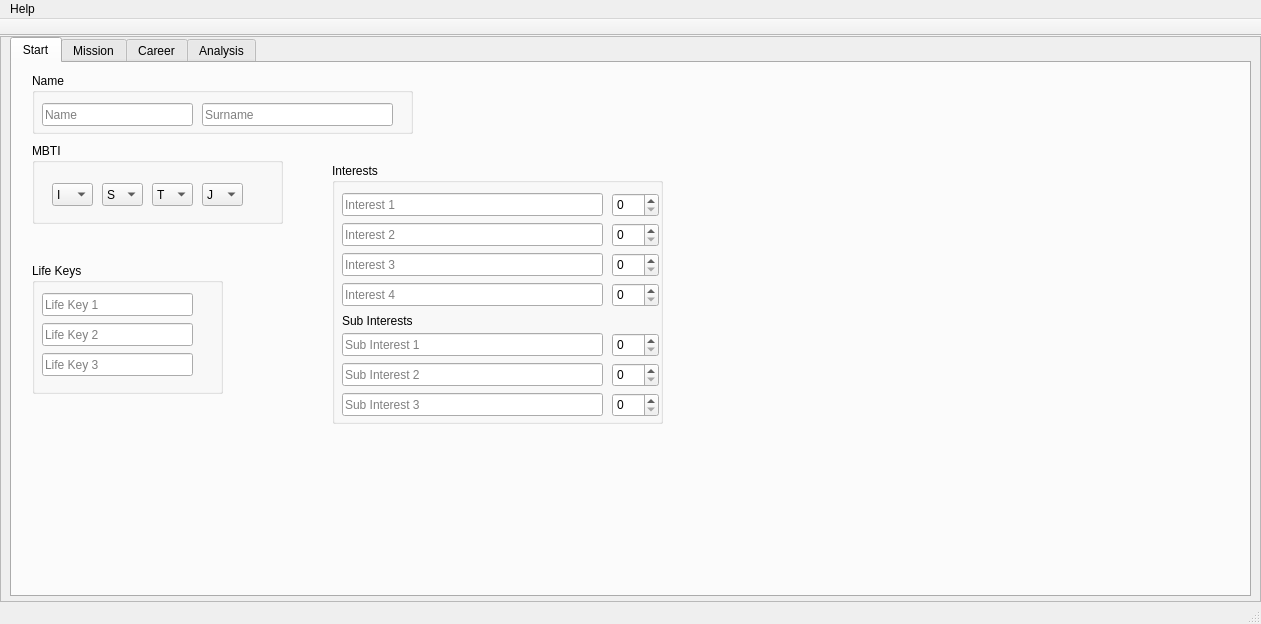
Above: src/prothesis-gui/mainwindow.ui from egeldenhuys/prothesis before the change. Below: the same form after it.
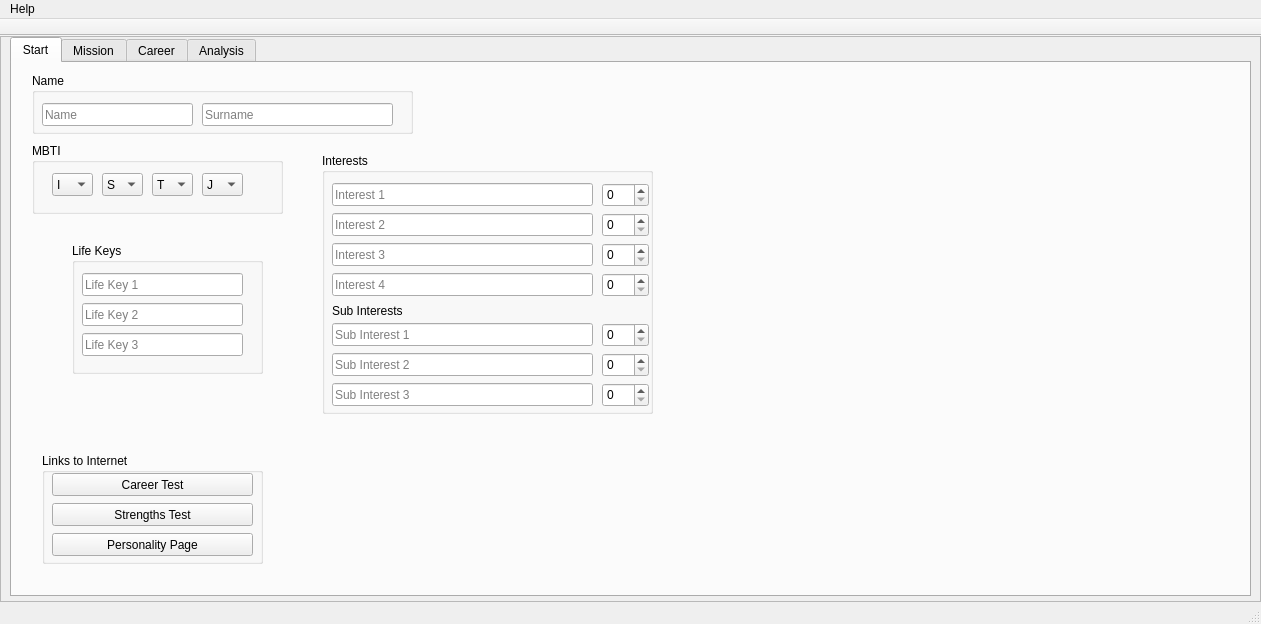
That is the form after the change. Custom widgets are drawn as their Qt base class.

Commit message:
Add links to open web pages in browser
Also moved the GUI elements on the start tab around a bit to look better

```diff
--- a/src/prothesis-gui/mainwindow.ui
+++ b/src/prothesis-gui/mainwindow.ui
@@ -96,7 +96,7 @@
               <x>20</x>
               <y>80</y>
               <width>251</width>
-              <height>81</height>
+              <height>71</height>
              </rect>
             </property>
             <property name="title">
@@ -106,7 +106,7 @@
              <property name="geometry">
               <rect>
                <x>20</x>
-               <y>40</y>
+               <y>30</y>
                <width>41</width>
                <height>23</height>
               </rect>
@@ -129,7 +129,7 @@
              <property name="geometry">
               <rect>
                <x>70</x>
-               <y>40</y>
+               <y>30</y>
                <width>41</width>
                <height>23</height>
               </rect>
@@ -149,7 +149,7 @@
              <property name="geometry">
               <rect>
                <x>120</x>
-               <y>40</y>
+               <y>30</y>
                <width>41</width>
                <height>23</height>
               </rect>
@@ -169,7 +169,7 @@
              <property name="geometry">
               <rect>
                <x>170</x>
-               <y>40</y>
+               <y>30</y>
                <width>41</width>
                <height>23</height>
               </rect>
@@ -189,8 +189,8 @@
            <widget class="QGroupBox" name="grpLifeKeys">
             <property name="geometry">
              <rect>
-              <x>20</x>
-              <y>200</y>
+              <x>60</x>
+              <y>180</y>
               <width>191</width>
               <height>131</height>
              </rect>
@@ -203,7 +203,7 @@
               <rect>
                <x>10</x>
                <y>30</y>
-               <width>151</width>
+               <width>161</width>
                <height>23</height>
               </rect>
              </property>
@@ -216,7 +216,7 @@
               <rect>
                <x>10</x>
                <y>90</y>
-               <width>151</width>
+               <width>161</width>
                <height>23</height>
               </rect>
              </property>
@@ -229,7 +229,7 @@
               <rect>
                <x>10</x>
                <y>60</y>
-               <width>151</width>
+               <width>161</width>
                <height>23</height>
               </rect>
              </property>
@@ -241,8 +241,8 @@
            <widget class="QGroupBox" name="groupBox">
             <property name="geometry">
              <rect>
-              <x>320</x>
-              <y>100</y>
+              <x>310</x>
+              <y>90</y>
               <width>331</width>
               <height>261</height>
              </rect>
@@ -509,6 +509,73 @@
              </property>
             </widget>
            </widget>
+           <widget class="QGroupBox" name="groupBox_38">
+            <property name="geometry">
+             <rect>
+              <x>30</x>
+              <y>390</y>
+              <width>221</width>
+              <height>111</height>
+             </rect>
+            </property>
+            <property name="title">
+             <string>Links to Internet</string>
+            </property>
+            <widget class="QPushButton" name="btnCareerTest_3">
+             <property name="geometry">
+              <rect>
+               <x>10</x>
+               <y>80</y>
+               <width>201</width>
+               <height>23</height>
+              </rect>
+             </property>
+             <property name="statusTip">
+              <string>http://www.personalitypage.com/</string>
+             </property>
+             <property name="text">
+              <string>Personality Page</string>
+             </property>
+            </widget>
+            <widget class="QPushButton" name="btnCareerTest_2">
+             <property name="geometry">
+              <rect>
+               <x>10</x>
+               <y>50</y>
+               <width>201</width>
+               <height>23</height>
+              </rect>
+             </property>
+             <property name="statusTip">
+              <string>http://freestrengthstest.workuno.com/free-strengths-test.html</string>
+             </property>
+             <property name="text">
+              <string>Strengths Test</string>
+             </property>
+            </widget>
+            <widget class="QPushButton" name="btnCareerTest">
+             <property name="geometry">
+              <rect>
+               <x>10</x>
+               <y>20</y>
+               <width>201</width>
+               <height>23</height>
+              </rect>
+             </property>
+             <property name="contextMenuPolicy">
+              <enum>Qt::DefaultContextMenu</enum>
+             </property>
+             <property name="toolTip">
+              <string/>
+             </property>
+             <property name="statusTip">
+              <string>http://www.yourfreecareertest.com/</string>
+             </property>
+             <property name="text">
+              <string>Career Test</string>
+             </property>
+            </widget>
+           </widget>
           </widget>
           <widget class="QWidget" name="tab_2">
            <attribute name="title">
```
Left out of the diff: 1 changed line with no effect on the pictures. The commit also changes 2 other files.
